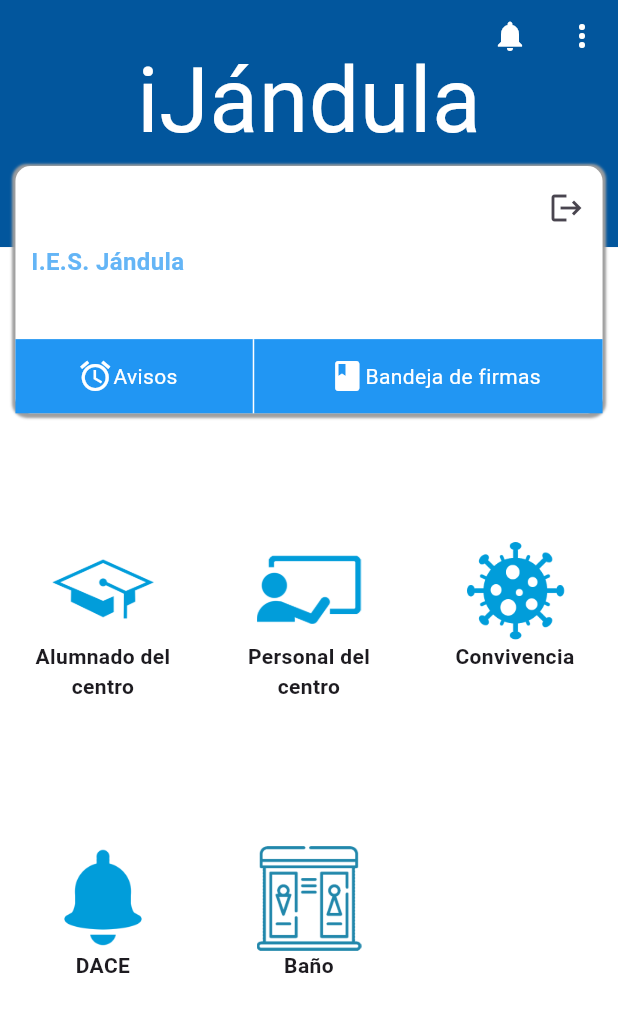
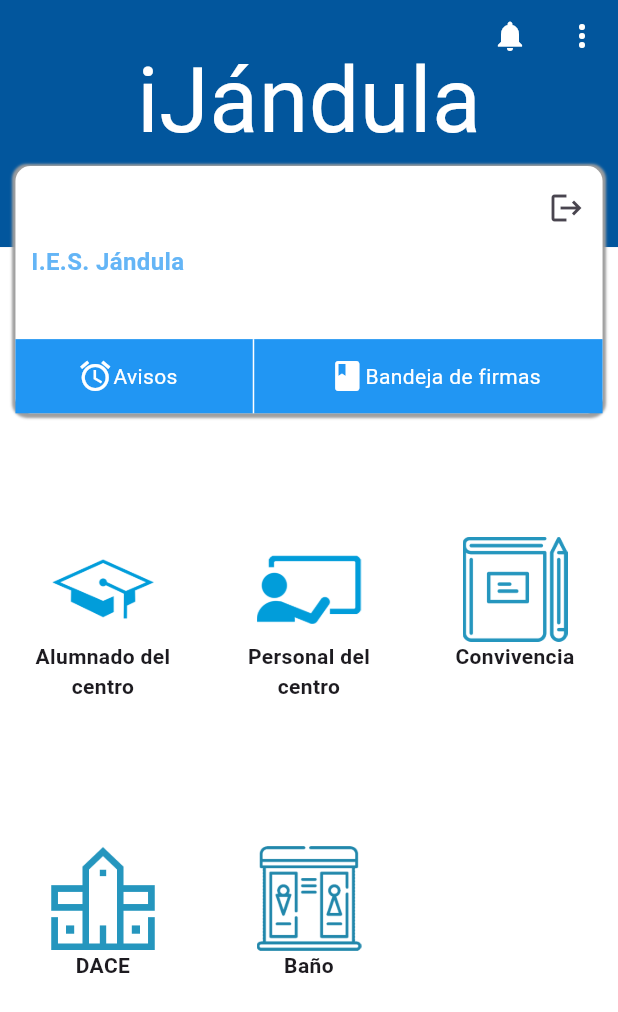
Before and after one commit to alvaroo611/alvaroo611.github.io, a Flutter app: the HomeScreen screen opened by its route, on a phone screen of 412 x 824 dp. Shown: the top 1012 px of the screen. Run offline on Flutter 3.47's test engine with Material 3 defaults, Android fonts, the phone set to English and light mode, and no system bars; our stand-ins replace dio, firebase_auth, firebase_core, font_awesome_flutter, google_sign_in, logger; accounts and stored records are empty; network calls fail; Roboto replaces fonts that are missing (ErasDemi).

Commit message:
Cambio de iconos home_page.

```diff
--- a/lib/widgets/item_table.dart
+++ b/lib/widgets/item_table.dart
@@ -22,13 +22,15 @@ class ItemTable extends StatelessWidget {
           ),
           GestureDetector(
             onTap: () => Navigator.pushNamed(context, "convivencia_screen"),
-            child: const SingleCard(icon: "assets/covid.png", text: "Convivencia"),
+            child: const SingleCard(
+                icon: "assets/convivencia.png", text: "Convivencia"),
           ),
         ]),
         TableRow(children: [
           GestureDetector(
             onTap: () => Navigator.pushNamed(context, "dace_screen"),
-            child: const SingleCard(icon: "assets/campana.png", text: "DACE"),
+            child: const SingleCard(
+                icon: "assets/extraescolares.png", text: "DACE"),
           ),
           GestureDetector(
             onTap: () => Navigator.pushNamed(context, "servicio_screen"),
```
Also changed, not shown: assets/convivencia.png (added), assets/extraescolares.png (added), pubspec.lock.
